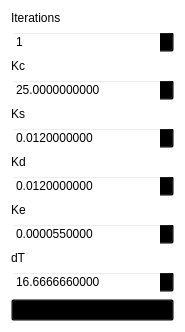
Drew-S/TerrainGenerator, file src/UI/Erosion.ui: the form before one commit.
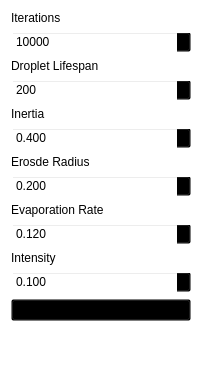
The form after the commit.

Commit message: Implemented particle based erosion improvements

Diff of the .ui file:
```diff
--- a/src/UI/Erosion.ui
+++ b/src/UI/Erosion.ui
@@ -6,8 +6,8 @@
    <rect>
     <x>0</x>
     <y>0</y>
-    <width>185</width>
-    <height>326</height>
+    <width>202</width>
+    <height>380</height>
    </rect>
   </property>
   <property name="windowTitle">
@@ -30,122 +30,122 @@
       <number>1</number>
      </property>
      <property name="maximum">
-      <number>999999</number>
+      <number>99999999</number>
+     </property>
+     <property name="value">
+      <number>10000</number>
+     </property>
+    </widget>
+   </item>
+   <item>
+    <widget class="QLabel" name="label_7">
+     <property name="text">
+      <string>Droplet Lifespan</string>
+     </property>
+    </widget>
+   </item>
+   <item>
+    <widget class="QSpinBox" name="spin_life">
+     <property name="maximum">
+      <number>100000</number>
+     </property>
+     <property name="value">
+      <number>200</number>
+     </property>
+     <property name="displayIntegerBase">
+      <number>10</number>
      </property>
     </widget>
    </item>
    <item>
     <widget class="QLabel" name="label_2">
      <property name="text">
-      <string>Kc</string>
+      <string>Inertia</string>
      </property>
     </widget>
    </item>
    <item>
     <widget class="QDoubleSpinBox" name="spin_kc">
      <property name="decimals">
-      <number>10</number>
+      <number>3</number>
      </property>
      <property name="maximum">
-      <double>100.000000000000000</double>
-     </property>
-     <property name="singleStep">
-      <double>0.010000000000000</double>
-     </property>
-     <property name="value">
-      <double>25.000000000000000</double>
-     </property>
-    </widget>
-   </item>
-   <item>
-    <widget class="QLabel" name="label_3">
-     <property name="text">
-      <string>Ks</string>
-     </property>
-    </widget>
-   </item>
-   <item>
-    <widget class="QDoubleSpinBox" name="spin_ks">
-     <property name="decimals">
-      <number>10</number>
-     </property>
-     <property name="maximum">
       <double>1.000000000000000</double>
      </property>
      <property name="singleStep">
       <double>0.010000000000000</double>
      </property>
      <property name="value">
-      <double>0.012000000000000</double>
-     </property>
-    </widget>
-   </item>
-   <item>
-    <widget class="QLabel" name="label_4">
-     <property name="text">
-      <string>Kd</string>
-     </property>
-    </widget>
-   </item>
-   <item>
-    <widget class="QDoubleSpinBox" name="spin_kd">
-     <property name="decimals">
-      <number>10</number>
-     </property>
-     <property name="maximum">
-      <double>1.000000000000000</double>
-     </property>
-     <property name="singleStep">
-      <double>0.010000000000000</double>
-     </property>
-     <property name="value">
-      <double>0.012000000000000</double>
+      <double>0.400000000000000</double>
      </property>
     </widget>
    </item>
    <item>
     <widget class="QLabel" name="label_5">
      <property name="text">
-      <string>Ke</string>
+      <string>Erosde Radius</string>
      </property>
     </widget>
    </item>
    <item>
     <widget class="QDoubleSpinBox" name="spin_ke">
      <property name="decimals">
-      <number>10</number>
+      <number>3</number>
      </property>
      <property name="maximum">
-      <double>1.000000000000000</double>
+      <double>50.000000000000000</double>
      </property>
      <property name="singleStep">
       <double>0.010000000000000</double>
      </property>
      <property name="value">
-      <double>0.000055000000000</double>
+      <double>0.200000000000000</double>
      </property>
     </widget>
    </item>
    <item>
     <widget class="QLabel" name="label_6">
      <property name="text">
-      <string>dT</string>
+      <string>Evaporation Rate</string>
      </property>
     </widget>
    </item>
    <item>
     <widget class="QDoubleSpinBox" name="spin_dt">
      <property name="decimals">
-      <number>10</number>
+      <number>3</number>
      </property>
      <property name="maximum">
-      <double>100.000000000000000</double>
+      <double>1.000000000000000</double>
      </property>
      <property name="singleStep">
       <double>0.010000000000000</double>
      </property>
      <property name="value">
-      <double>16.666665999999999</double>
+      <double>0.120000000000000</double>
+     </property>
+    </widget>
+   </item>
+   <item>
+    <widget class="QLabel" name="label_8">
+     <property name="text">
+      <string>Intensity</string>
+     </property>
+    </widget>
+   </item>
+   <item>
+    <widget class="QDoubleSpinBox" name="spin_smooth">
+     <property name="decimals">
+      <number>3</number>
+     </property>
+     <property name="maximum">
+      <double>1.000000000000000</double>
+     </property>
+     <property name="singleStep">
+      <double>0.010000000000000</double>
+     </property>
+     <property name="value">
+      <double>0.100000000000000</double>
      </property>
     </widget>
    </item>
```
Left out of the diff: 6 changed lines with no effect on the pictures. The commit also changes 2 other files.
